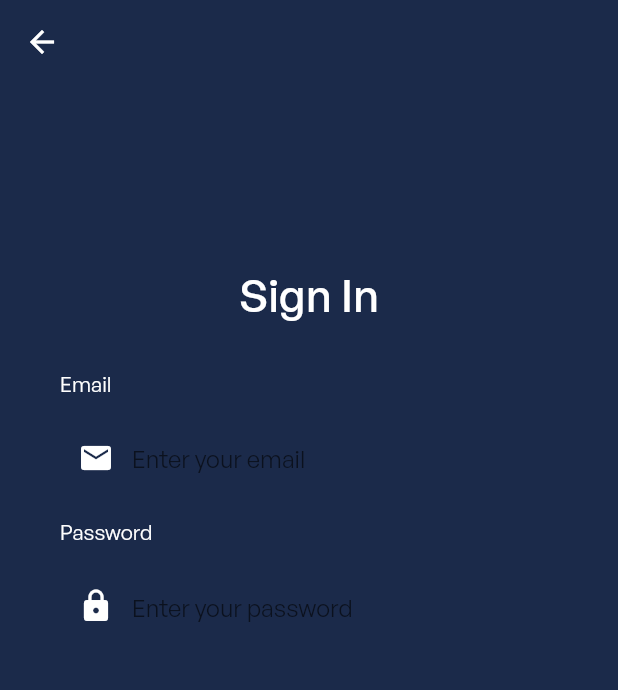
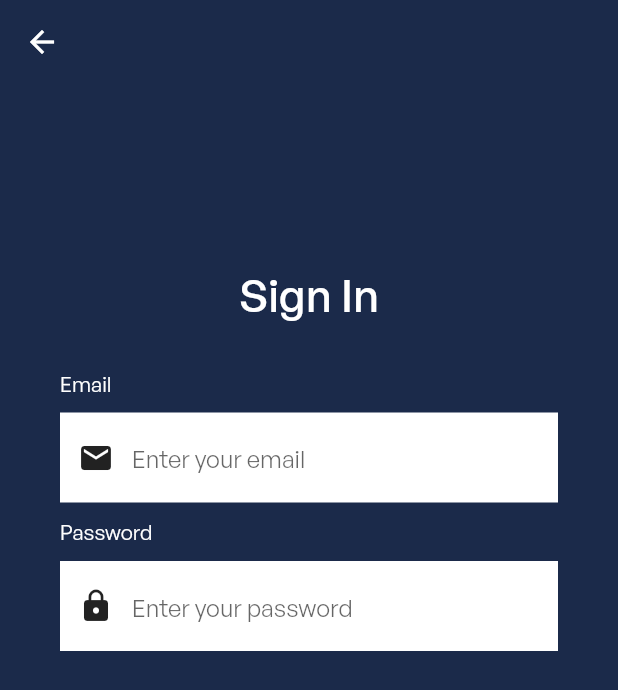
Before and after one commit to realstoman/flutter_login_register_ui, a Flutter app: the screen it shows after launch, after a tap on "Sign in", on a phone screen of 412 x 824 dp. Shown: the top 690 px of the screen. Run offline on Flutter 3.47's test engine with Material 2 defaults, Android fonts, the phone set to English and light mode, and no system bars.

```diff
--- a/lib/screens/login_screen.dart
+++ b/lib/screens/login_screen.dart
@@ -20,15 +20,17 @@ class _LoginScreenState extends State<LoginScreen> {
           const SizedBox(height: 10.0),
           Container(
             alignment: Alignment.centerLeft,
-            decoration: const BoxDecoration(),
+            decoration: const BoxDecoration(
+              color: Colors.white,
+            ),
             height: 60.0,
             child: const TextField(
               keyboardType: TextInputType.emailAddress,
-              style: TextStyle(color: Colors.white),
+              style: TextStyle(color: Colors.black87),
               decoration: InputDecoration(
                 border: InputBorder.none,
                 contentPadding: EdgeInsets.only(top: 14.0),
-                prefixIcon: Icon(Icons.email, color: Colors.white),
+                prefixIcon: Icon(Icons.email, color: Colors.black87),
                 hintText: 'Enter your email',
               ),
             ),
@@ -45,15 +47,17 @@ class _LoginScreenState extends State<LoginScreen> {
           const SizedBox(height: 10.0),
           Container(
             alignment: Alignment.centerLeft,
-            decoration: const BoxDecoration(),
+            decoration: const BoxDecoration(
+              color: Colors.white,
+            ),
             height: 60.0,
             child: const TextField(
               obscureText: true,
-              style: TextStyle(color: Colors.white),
+              style: TextStyle(color: Colors.black87),
               decoration: InputDecoration(
                 border: InputBorder.none,
                 contentPadding: EdgeInsets.only(top: 14.0),
-                prefixIcon: Icon(Icons.lock, color: Colors.white),
+                prefixIcon: Icon(Icons.lock, color: Colors.black87),
                 hintText: 'Enter your password',
               ),
             ),
@@ -94,8 +98,10 @@ class _LoginScreenState extends State<LoginScreen> {
                           fontSize: 30.0,
                           fontWeight: FontWeight.w500)),
                   const SizedBox(height: 30.0),
+                  // Email input field
                   _buildEmailTF(),
-                  SizedBox(height: 10.0),
+                  const SizedBox(height: 10.0),
+                  // Password input field
                   _buildPasswordTF(),
                 ],
               ),
--- a/lib/widgets/app_home_buttons.dart
+++ b/lib/widgets/app_home_buttons.dart
@@ -23,9 +23,9 @@ class _AppHomeButtonsState extends State<AppHomeButtons> {
                 child: Column(
                   children: <Widget>[
                     Padding(
-                      padding: const EdgeInsets.symmetric(vertical: 8.0),
+                      padding: const EdgeInsets.symmetric(vertical: 10.0),
                       child: SizedBox(
-                        width: 290,
+                        width: 320,
                         height: 44,
                         child: OutlinedButton(
                           style: OutlinedButton.styleFrom(
@@ -51,7 +51,7 @@ class _AppHomeButtonsState extends State<AppHomeButtons> {
                       ),
                     ),
                     SizedBox(
-                      width: 290,
+                      width: 320,
                       height: 44,
                       child: OutlinedButton(
                         style: OutlinedButton.styleFrom(
@@ -85,9 +85,9 @@ class _AppHomeButtonsState extends State<AppHomeButtons> {
                       ),
                     ),
                     Padding(
-                      padding: const EdgeInsets.symmetric(vertical: 8.0),
+                      padding: const EdgeInsets.symmetric(vertical: 10.0),
                       child: SizedBox(
-                        width: 290,
+                        width: 320,
                         height: 44,
                         child: OutlinedButton(
                           style: OutlinedButton.styleFrom(
```
